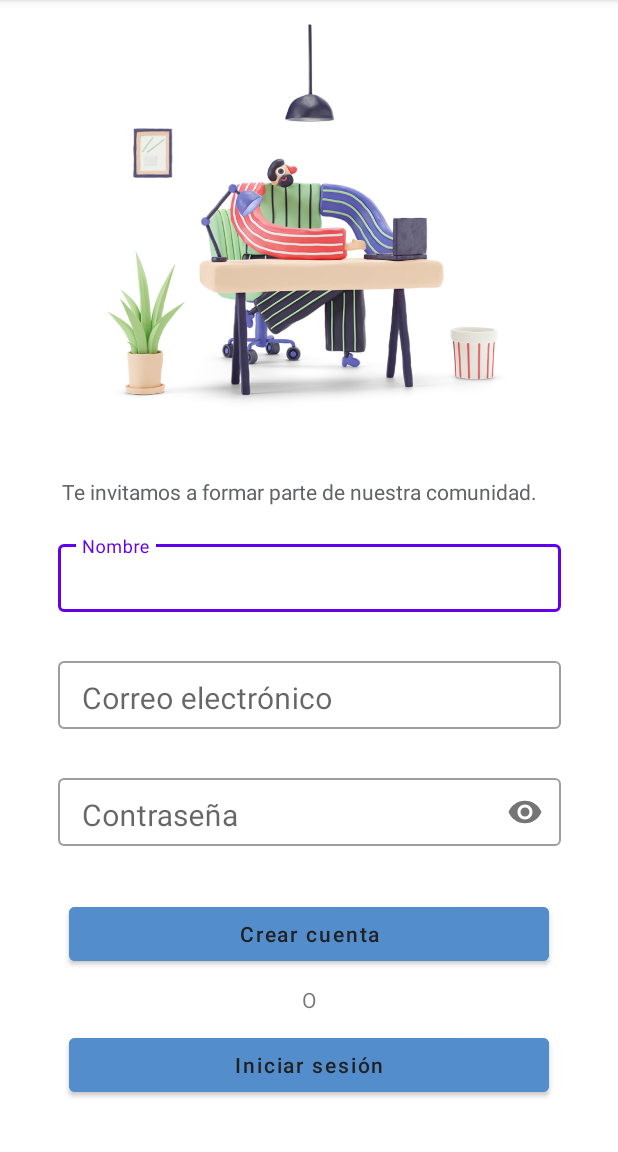
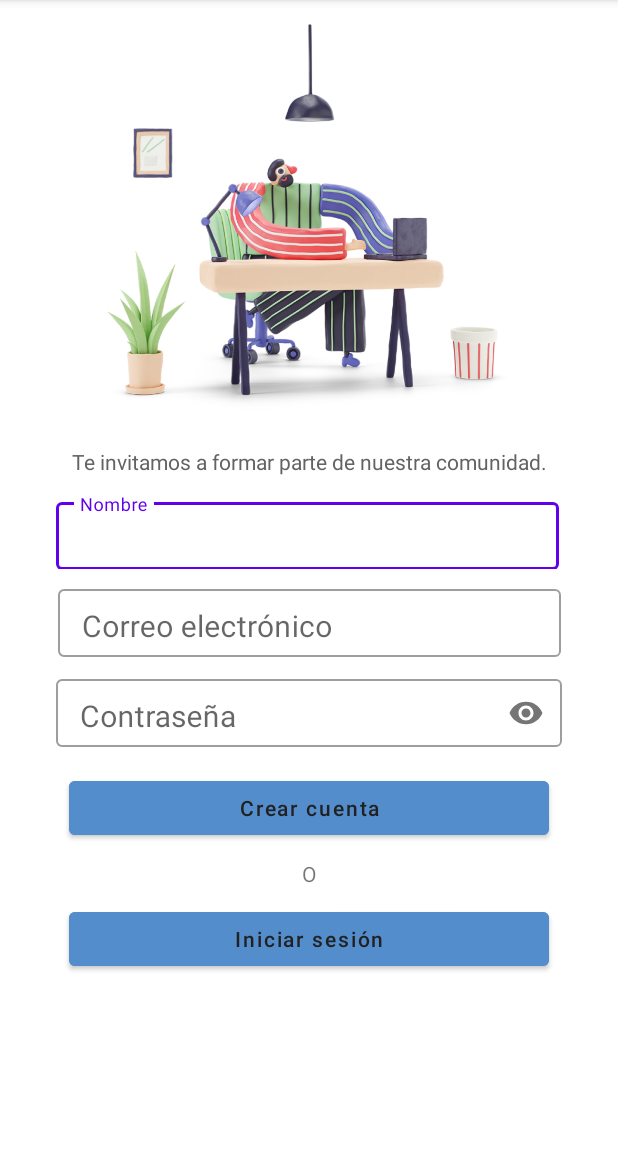
Before and after one commit to projects-ISPC/practicaProfesionalizante-ISPC, an Android app: the screen it shows after launch (Register), on a phone screen of 412 x 824 dp, the part 84-1236 px from its top. Run offline under Robolectric (Android 15) with nearby library versions, the phone set to English and light mode, and no system bars.

Commit message:
Se adaptan layouts y constraints para que se puedan visualizar algunos botones

```diff
--- a/Proyectos Anteriores/App/libreria/app/src/main/res/layout/activity_register.xml
+++ b/Proyectos Anteriores/App/libreria/app/src/main/res/layout/activity_register.xml
@@ -36,9 +36,9 @@
     <com.google.android.material.textfield.TextInputLayout
         android:id="@+id/nameInput"
         style="@style/Widget.MaterialComponents.TextInputLayout.OutlinedBox"
-        android:layout_width="335dp"
-        android:layout_height="70dp"
-        android:layout_marginTop="20dp"
+        android:layout_width="337dp"
+        android:layout_height="50dp"
+        android:layout_marginTop="12dp"
         android:hint="@string/name"
         app:layout_constraintEnd_toEndOf="parent"
         app:layout_constraintStart_toStartOf="parent"
@@ -64,20 +64,19 @@
         android:textColor="#626364"
         app:layout_constraintBottom_toBottomOf="parent"
         app:layout_constraintEnd_toEndOf="parent"
-        app:layout_constraintHorizontal_bias="0.437"
+        app:layout_constraintHorizontal_bias="0.505"
         app:layout_constraintStart_toStartOf="parent"
         app:layout_constraintTop_toBottomOf="@+id/imageView15"
-        app:layout_constraintVertical_bias="0.044" />
+        app:layout_constraintVertical_bias="0.0" />
 
     <com.google.android.material.textfield.TextInputLayout
         android:id="@+id/emailInput"
         style="@style/Widget.MaterialComponents.TextInputLayout.OutlinedBox"
         android:layout_width="335dp"
-        android:layout_height="70dp"
+        android:layout_height="52dp"
         android:layout_marginTop="8dp"
         android:hint="@string/mail"
         app:layout_constraintEnd_toEndOf="parent"
-        app:layout_constraintHorizontal_bias="0.505"
         app:layout_constraintStart_toStartOf="parent"
         app:layout_constraintTop_toBottomOf="@+id/nameInput"
         tools:ignore="NotSibling">
@@ -95,8 +94,8 @@
     <com.google.android.material.textfield.TextInputLayout
         android:id="@+id/passwordInput"
         style="@style/Widget.MaterialComponents.TextInputLayout.OutlinedBox"
-        android:layout_width="335dp"
-        android:layout_height="70dp"
+        android:layout_width="337dp"
+        android:layout_height="52dp"
         android:layout_marginTop="8dp"
         android:hint="@string/password"
         app:layout_constraintEnd_toEndOf="parent"
@@ -106,7 +105,7 @@
         tools:ignore="NotSibling">
 
         <com.google.android.material.textfield.TextInputEditText
-            android:layout_width="335dp"
+            android:layout_width="match_parent"
             android:layout_height="45dp"
             android:inputType="textPassword"
             android:paddingBottom="13dp"
```
Also changed, not shown: Proyectos Anteriores/App/libreria/app/src/main/res/layout/activity_login.xml (+11 -8 lines).
